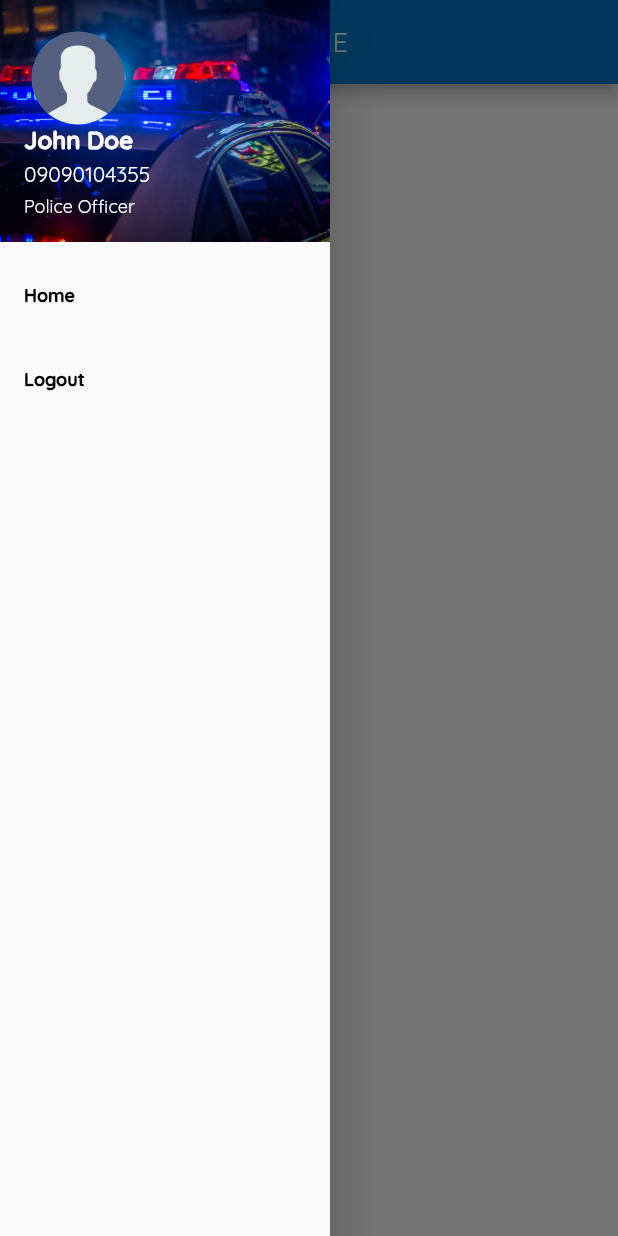
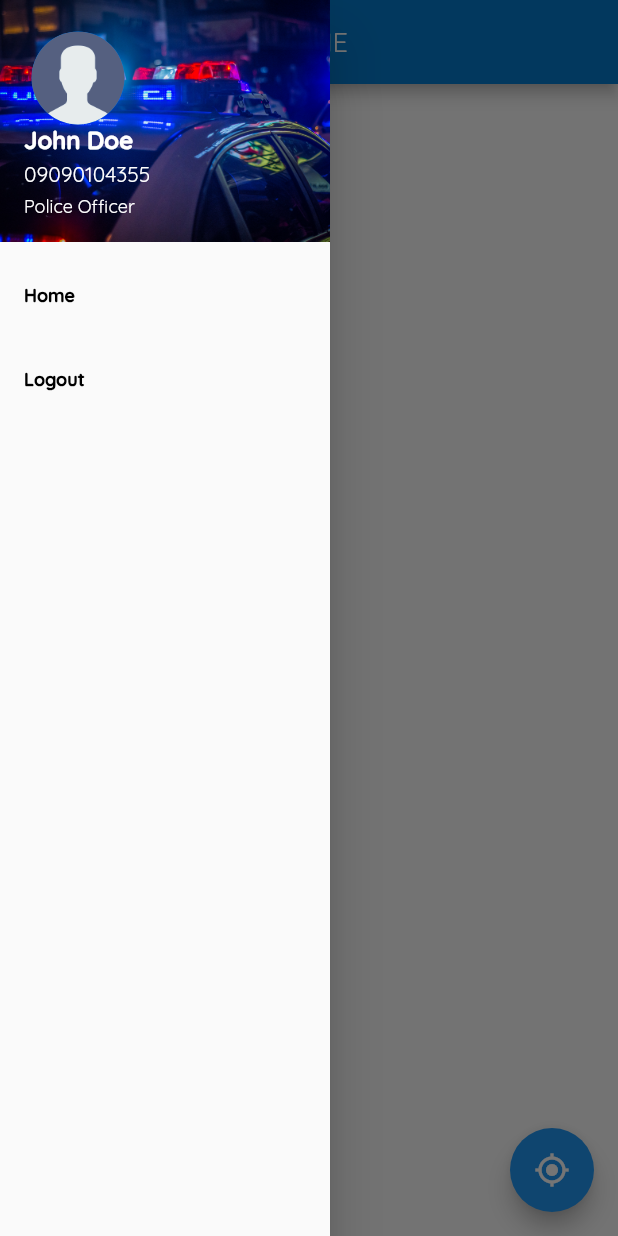
Before and after one commit to lansoyyy/cyberwatch_mobile, a Flutter app: the HomeScreen screen opened directly, with the side drawer open, on a phone screen of 412 x 824 dp. Run offline on Flutter 3.47's test engine with Material 2 defaults, Android fonts, the phone set to English and light mode, and no system bars; our stand-ins replace fluttertoast, geolocator, google_maps_flutter.

Commit message:
added map

```diff
--- a/lib/screens/home_screen.dart
+++ b/lib/screens/home_screen.dart
@@ -1,13 +1,53 @@
-import 'package:cyberwatch_mobile/utils/colors.dart';
-import 'package:cyberwatch_mobile/widgets/drawer_widget.dart';
-import 'package:cyberwatch_mobile/widgets/text_widget.dart';
+import 'dart:async';
+
 import 'package:flutter/material.dart';
+import 'package:geolocator/geolocator.dart';
+import 'package:google_maps_flutter/google_maps_flutter.dart';
 
-class HomeScreen extends StatelessWidget {
+import '../services/location.dart';
+import '../utils/colors.dart';
+import '../widgets/drawer_widget.dart';
+import '../widgets/text_widget.dart';
+
+class HomeScreen extends StatefulWidget {
   const HomeScreen({super.key});
 
   @override
+  State<HomeScreen> createState() => HomeScreenState();
+}
+
+class HomeScreenState extends State<HomeScreen> {
+  bool hasloaded = false;
+
+  double lat = 0;
+  double long = 0;
+
+  @override
+  void initState() {
+    super.initState();
+    determinePosition();
+    Geolocator.getCurrentPosition().then((position) {
+      setState(() {
+        lat = position.latitude;
+        long = position.longitude;
+        hasloaded = true;
+      });
+    }).catchError((error) {
+      print('Error getting location: $error');
+    });
+  }
+
+  GoogleMapController? mapController;
+
+  final Completer<GoogleMapController> _controller =
+      Completer<GoogleMapController>();
+
+  @override
   Widget build(BuildContext context) {
+    CameraPosition kGooglePlex = CameraPosition(
+      target: LatLng(lat, long),
+      zoom: 14.4746,
+    );
     return Scaffold(
       drawer: const DrawerWidget(),
       appBar: AppBar(
@@ -19,6 +59,32 @@ class HomeScreen extends StatelessWidget {
         ),
         centerTitle: true,
       ),
+      body: hasloaded
+          ? GoogleMap(
+              zoomControlsEnabled: false,
+              mapType: MapType.normal,
+              myLocationEnabled: true,
+              initialCameraPosition: kGooglePlex,
+              onMapCreated: (GoogleMapController controller) {
+                _controller.complete(controller);
+                setState(() {
+                  mapController = controller;
+                });
+              },
+            )
+          : const Center(
+              child: CircularProgressIndicator(),
+            ),
+      floatingActionButton: FloatingActionButton(
+        child: const Icon(
+          Icons.my_location,
+        ),
+        onPressed: () {
+          mapController?.animateCamera(CameraUpdate.newCameraPosition(
+              CameraPosition(
+                  bearing: 45, tilt: 40, target: LatLng(lat, long), zoom: 16)));
+        },
+      ),
     );
   }
 }
```
Also changed, not shown: lib/screens/auth/landing_screen.dart (+7 -0 lines), lib/services/location.dart (added, +38 -0 lines).
